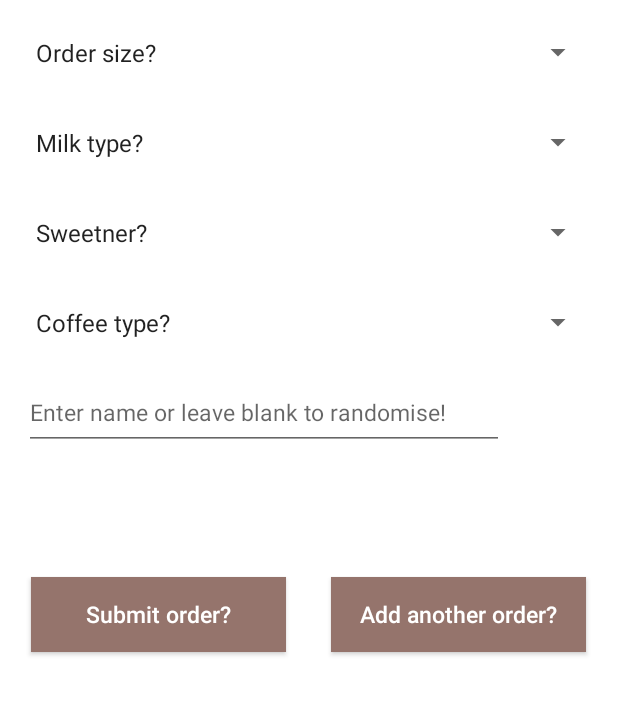
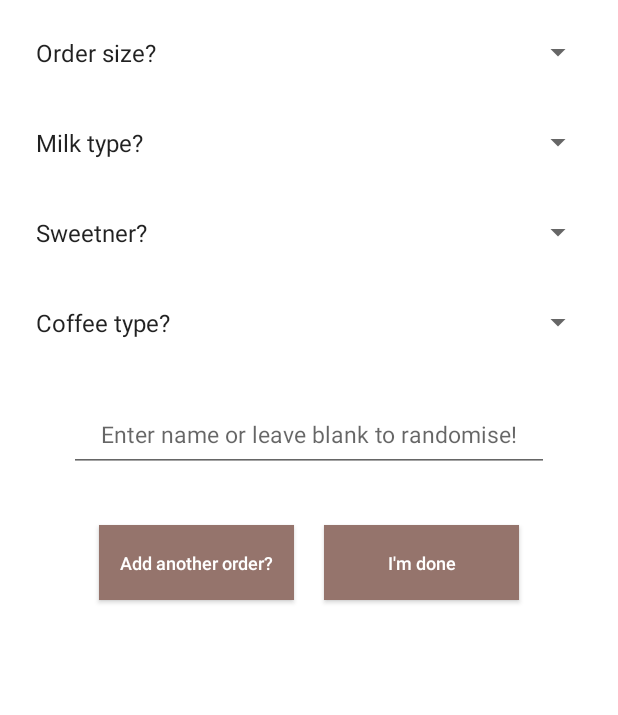
Before and after one commit to poppito/ShortBlack, an Android app: the screen it shows after launch (ShortBlack), on a phone screen of 412 x 824 dp, the part 114-829 px from its top. Run offline under Robolectric (Android 15) with nearby library versions, the phone set to English and light mode, and no system bars.

Commit message:
- fixed button text, keyboard works now and introduced a close keyboard button.

```diff
--- a/app/src/main/res/layout/activity_short_black.xml
+++ b/app/src/main/res/layout/activity_short_black.xml
@@ -86,8 +86,8 @@
 
         <LinearLayout
             android:layout_width="match_parent"
-            android:layout_height="110dp"
-            android:layout_gravity="center"
+            android:layout_height="90dp"
+            android:gravity="center"
             android:orientation="horizontal"
             android:paddingTop="@dimen/linear_layout_spacers">
 
@@ -103,6 +103,7 @@
 
             <EditText
                 android:id="@+id/name"
+                android:gravity="center"
                 android:layout_width="320dp"
                 android:layout_height="@dimen/textHeight"
                 android:digits="abcdefghijklmnopqrstuvwxyzABCDEFGHIJKLMNOPQRSTUVWXYZ"
@@ -117,25 +118,25 @@
 
         <LinearLayout
             android:layout_width="match_parent"
-            android:layout_height="110dp"
+            android:layout_height="80dp"
             android:gravity="center"
             android:orientation="horizontal"
             android:paddingTop="@dimen/linear_layout_spacers">
+
+            <Button
+                android:id="@+id/saveForLater"
+                style="@style/shortblack_buttons"
+                android:layout_width="@dimen/shortBlackButtonWidth"
+                android:layout_height="@dimen/orderSubmitButtonHeight"
+                android:layout_marginRight="20dp"
+                android:text="@string/shortblack_add_another_order_string"/>
 
             <Button
                 android:id="@+id/submitButton"
                 style="@style/shortblack_buttons"
                 android:layout_width="@dimen/shortBlackButtonWidth"
                 android:layout_height="@dimen/orderSubmitButtonHeight"
-                android:layout_marginRight="30dp"
                 android:text="@string/orderSubmitButton"/>
-
-            <Button
-                android:id="@+id/saveForLater"
-                style="@style/shortblack_buttons"
-                android:layout_width="@dimen/shortBlackButtonWidth"
-                android:layout_height="@dimen/orderSubmitButtonHeight"
-                android:text="@string/shortblack_add_another_order_string"/>
         </LinearLayout>
 
         <TextView
--- a/app/src/main/res/values/dimens.xml
+++ b/app/src/main/res/values/dimens.xml
@@ -4,8 +4,8 @@
     <dimen name="activity_vertical_margin">16dp</dimen>
     <dimen name="textHeight">50dp</dimen>
     <dimen name="largeTextSize">20dp</dimen>
-    <dimen name="mediumTextSize">15dp</dimen>
-    <dimen name="shortBlackButtonWidth">170dp</dimen>
+    <dimen name="mediumTextSize">12dp</dimen>
+    <dimen name="shortBlackButtonWidth">130dp</dimen>
     <dimen name="orderSubmitButtonHeight">50dp</dimen>
     <dimen name="shortblack_add_another_height">60dp</dimen>
     <dimen name="shortblack_add_another_width">60dp</dimen>
--- a/app/src/main/res/values/strings.xml
+++ b/app/src/main/res/values/strings.xml
@@ -7,7 +7,7 @@
     <string name="nameString">Enter name or leave blank to randomise!</string>
     <string name="orderString">What\'s your order?</string>
     <string name="Gender">(Optional) What\'s your Gender?</string>
-    <string name="orderSubmitButton">Submit order?</string>
+    <string name="orderSubmitButton">I\'m done</string>
     <string name="saveForLaterButton">Save order for next time?</string>
     <string name="orString">Select order below</string>
     <string name="titleString">Welcome to ShortBlack! Please select order below.</string>
--- a/app/src/main/res/values/styles.xml
+++ b/app/src/main/res/values/styles.xml
@@ -28,6 +28,7 @@
         <item name="android:textColor">@color/buttonTextColor</item>
         <item name="android:textAllCaps">false</item>
         <item name="android:textSize">@dimen/mediumTextSize</item>
+        <item name="android:gravity">center</item>
     </style>
 
 </resources>
```
